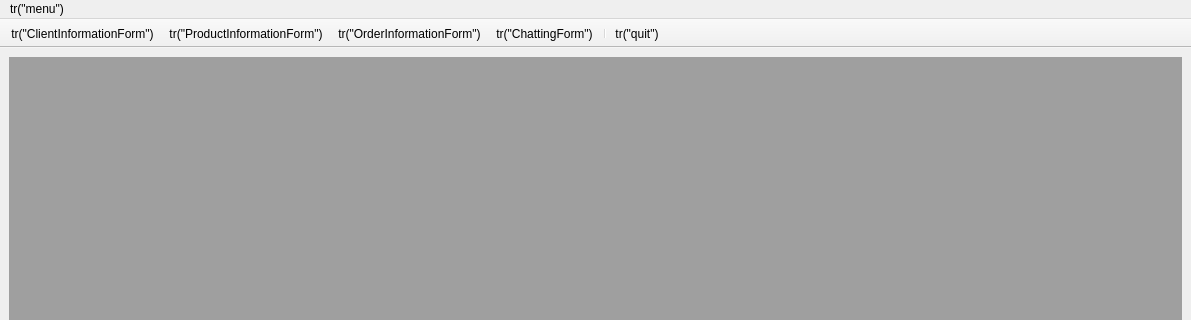
This is CSApp/cs_app.ui in ToSaveData/qt_source as Qt 5 draws it before an edit; both pictures show x 0 to 1191 and y 0 to 320 of the 1191 by 800 pixel window. The edited form follows.
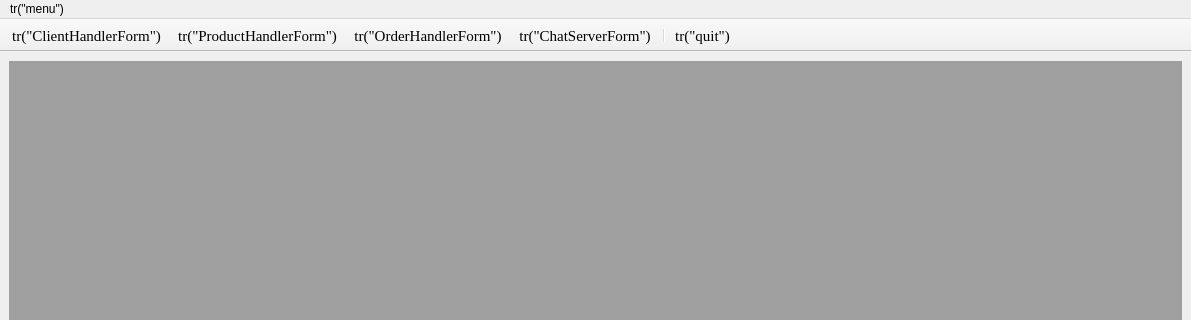
This is the edited form.

What changed in the file:
```diff
--- a/CSApp/cs_app.ui
+++ b/CSApp/cs_app.ui
@@ -87,6 +87,12 @@
   </widget>
   <widget class="QStatusBar" name="statusbar"/>
   <widget class="QToolBar" name="toolBar">
+   <property name="font">
+    <font>
+     <family>Times New Roman</family>
+     <pointsize>11</pointsize>
+    </font>
+   </property>
    <property name="contextMenuPolicy">
     <enum>Qt::NoContextMenu</enum>
    </property>
@@ -117,27 +123,69 @@
   </widget>
   <action name="actiontr_ClientHandlerForm">
    <property name="text">
-    <string>tr(&quot;ClientInformationForm&quot;)</string>
+    <string>tr(&quot;ClientHandlerForm&quot;)</string>
+   </property>
+   <property name="toolTip">
+    <string>tr(&quot;ClientHandlerForm&quot;)</string>
+   </property>
+   <property name="font">
+    <font>
+     <family>Times New Roman</family>
+     <pointsize>11</pointsize>
+    </font>
    </property>
   </action>
   <action name="actiontr_ProductHandlerForm">
    <property name="text">
-    <string>tr(&quot;ProductInformationForm&quot;)</string>
+    <string>tr(&quot;ProductHandlerForm&quot;)</string>
+   </property>
+   <property name="toolTip">
+    <string>tr(&quot;ProductHandlerForm&quot;)</string>
+   </property>
+   <property name="font">
+    <font>
+     <family>Times New Roman</family>
+     <pointsize>11</pointsize>
+    </font>
    </property>
   </action>
   <action name="actiontr_OrderHandlerForm">
    <property name="text">
-    <string>tr(&quot;OrderInformationForm&quot;)</string>
+    <string>tr(&quot;OrderHandlerForm&quot;)</string>
+   </property>
+   <property name="toolTip">
+    <string>tr(&quot;OrderHandlerForm&quot;)</string>
+   </property>
+   <property name="font">
+    <font>
+     <family>Times New Roman</family>
+     <pointsize>11</pointsize>
+    </font>
    </property>
   </action>
   <action name="actiontr_quit">
    <property name="text">
     <string>tr(&quot;quit&quot;)</string>
    </property>
+   <property name="font">
+    <font>
+     <family>Times New Roman</family>
+     <pointsize>11</pointsize>
+    </font>
+   </property>
   </action>
   <action name="actiontr_ChatServerForm">
    <property name="text">
-    <string>tr(&quot;ChattingForm&quot;)</string>
+    <string>tr(&quot;ChatServerForm&quot;)</string>
+   </property>
+   <property name="toolTip">
+    <string>tr(&quot;ChatServerForm&quot;)</string>
+   </property>
+   <property name="font">
+    <font>
+     <family>Times New Roman</family>
+     <pointsize>11</pointsize>
+    </font>
    </property>
   </action>
  </widget>
```
